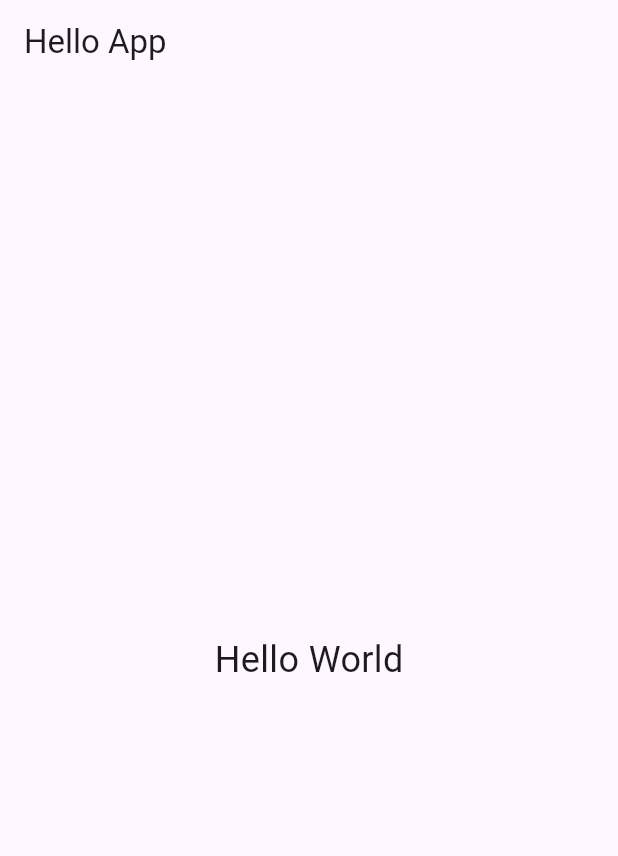
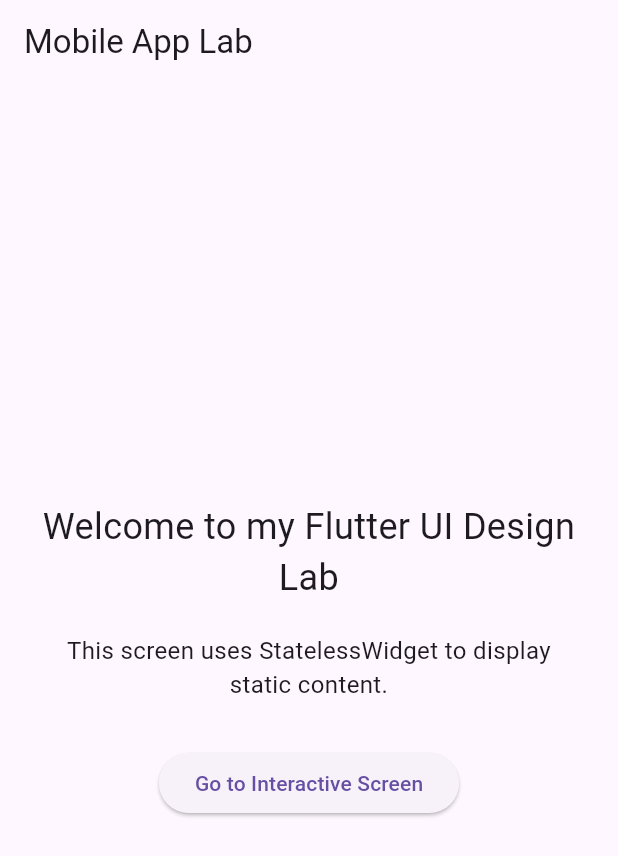
Before and after one commit to vineeth39585/mobileapprepositoty, a Flutter app: the screen it shows after launch, on a phone screen of 412 x 824 dp. Shown: the top 856 px of the screen. Run offline on Flutter 3.47's test engine with Material 3 defaults, Android fonts, the phone set to English and light mode, and no system bars.

Commit message:
Update app for Weeks 5-6 Flutter UI design lab

```diff
--- a/lib/main.dart
+++ b/lib/main.dart
@@ -1,27 +1,124 @@
 import 'package:flutter/material.dart';
 
 void main() {
-  runApp(const MyApp());
+  runApp(const MobileAppLab());
 }
 
-class MyApp extends StatelessWidget {
-  const MyApp({super.key});
+class MobileAppLab extends StatelessWidget {
+  const MobileAppLab({super.key});
 
   @override
   Widget build(BuildContext context) {
     return MaterialApp(
+      title: 'Mobile App Lab',
+      theme: ThemeData(
+        primarySwatch: Colors.blue,
+      ),
+      home: const HomeScreen(),
       debugShowCheckedModeBanner: false,
-      home: Scaffold(
-        appBar: AppBar(
-          title: const Text("Hello App"),
-        ),
-        body: const Center(
-          child: Text(
-            "Hello World",
-            style: TextStyle(fontSize: 24),
+    );
+  }
+}
+
+class HomeScreen extends StatelessWidget {
+  const HomeScreen({super.key});
+
+  @override
+  Widget build(BuildContext context) {
+    return Scaffold(
+      appBar: AppBar(
+        title: const Text('Mobile App Lab'),
+      ),
+      body: Center(
+        child: Padding(
+          padding: const EdgeInsets.all(24.0),
+          child: Column(
+            mainAxisAlignment: MainAxisAlignment.center,
+            children: [
+              const Text(
+                'Welcome to my Flutter UI Design Lab',
+                textAlign: TextAlign.center,
+                style: TextStyle(fontSize: 24),
+              ),
+              const SizedBox(height: 20),
+              const Text(
+                'This screen uses StatelessWidget to display static content.',
+                textAlign: TextAlign.center,
+                style: TextStyle(fontSize: 16),
+              ),
+              const SizedBox(height: 30),
+              ElevatedButton(
+                onPressed: () {
+                  Navigator.push(
+                    context,
+                    MaterialPageRoute(
+                      builder: (context) => const InteractiveScreen(),
+                    ),
+                  );
+                },
+                child: const Text('Go to Interactive Screen'),
+              ),
+            ],
           ),
         ),
       ),
     );
   }
 }
+
+class InteractiveScreen extends StatefulWidget {
+  const InteractiveScreen({super.key});
+
+  @override
+  State<InteractiveScreen> createState() => _InteractiveScreenState();
+}
+
+class _InteractiveScreenState extends State<InteractiveScreen> {
+  String message = 'Press the button to update this text';
+
+  void updateMessage() {
+    setState(() {
+      message = 'The text changed using StatefulWidget!';
+    });
+  }
+
+  void resetMessage() {
+    setState(() {
+      message = 'Press the button to update this text';
+    });
+  }
+
+  @override
+  Widget build(BuildContext context) {
+    return Scaffold(
+      appBar: AppBar(
+        title: const Text('Stateful Widget Demo'),
+      ),
+      body: Center(
+        child: Padding(
+          padding: const EdgeInsets.all(24.0),
+          child: Column(
+            mainAxisAlignment: MainAxisAlignment.center,
+            children: [
+              Text(
+                message,
+                textAlign: TextAlign.center,
+                style: const TextStyle(fontSize: 22),
+              ),
+              const SizedBox(height: 30),
+              ElevatedButton(
+                onPressed: updateMessage,
+                child: const Text('Change Text'),
+              ),
+              const SizedBox(height: 15),
+              ElevatedButton(
+                onPressed: resetMessage,
+                child: const Text('Reset Text'),
+              ),
+            ],
+          ),
+        ),
+      ),
+    );
+  }
+}
```
Also changed, not shown: 4 other files.
